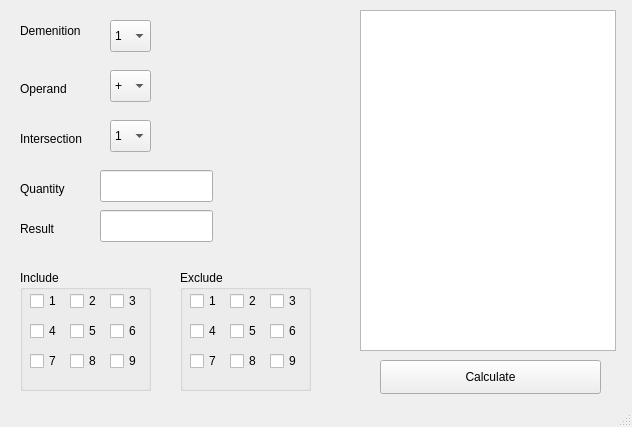
The window that mathdoku/CalculatorGui.ui (DmitriyPanteleev/mybox) describes before a commit, drawn with Qt 5.
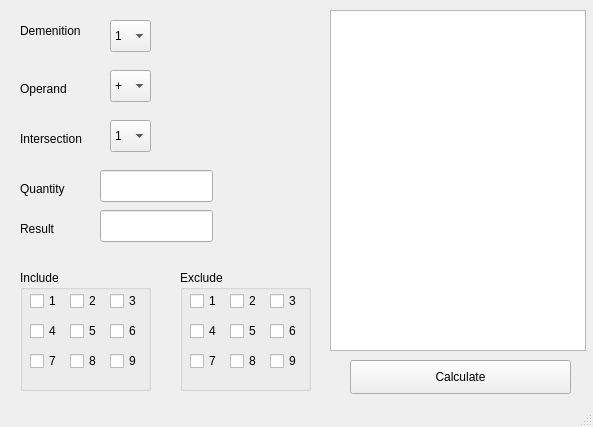
The same window after the commit.

What changed in the file:
```diff
--- a/mathdoku/CalculatorGui.ui
+++ b/mathdoku/CalculatorGui.ui
@@ -6,7 +6,7 @@
    <rect>
     <x>0</x>
     <y>0</y>
-    <width>632</width>
+    <width>593</width>
     <height>427</height>
    </rect>
   </property>
@@ -17,7 +17,7 @@
    <widget class="QPushButton" name="calcButton">
     <property name="geometry">
      <rect>
-      <x>380</x>
+      <x>350</x>
       <y>360</y>
       <width>221</width>
       <height>34</height>
@@ -30,7 +30,7 @@
    <widget class="QListWidget" name="listWidget">
     <property name="geometry">
      <rect>
-      <x>360</x>
+      <x>330</x>
       <y>10</y>
       <width>256</width>
       <height>341</height>
```
